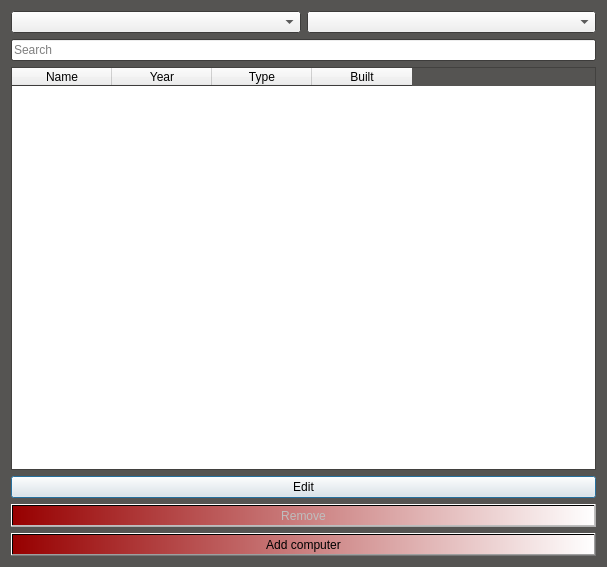
This is EndurvinnslustöðATeam/Skil3/Ui/computerdisplay.ui in trunti/verklegtn-m as Qt 5 draws it before an edit. The edited form follows.
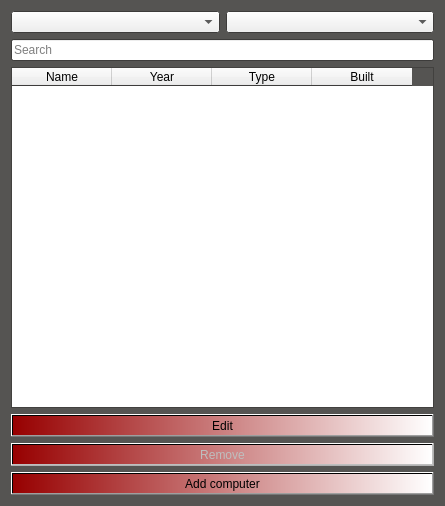
This is the edited form. Icons and pictures are not drawn.

The edit to the form file:
```diff
--- a/EndurvinnslustöðATeam/Skil3/Ui/computerdisplay.ui
+++ b/EndurvinnslustöðATeam/Skil3/Ui/computerdisplay.ui
@@ -6,8 +6,8 @@
    <rect>
     <x>0</x>
     <y>0</y>
-    <width>607</width>
-    <height>567</height>
+    <width>445</width>
+    <height>506</height>
    </rect>
   </property>
   <property name="palette">
@@ -134,6 +134,10 @@
      </item>
      <item>
       <widget class="QPushButton" name="Button_edit">
+       <property name="styleSheet">
+        <string notr="true">background-color: qlineargradient(spread:pad, x1:0, y1:0, x2:1, y2:0, stop:0 rgba(151, 0, 0, 255), stop:1 rgba(255, 255, 255, 255));
+</string>
+       </property>
        <property name="text">
         <string>Edit</string>
        </property>
```
